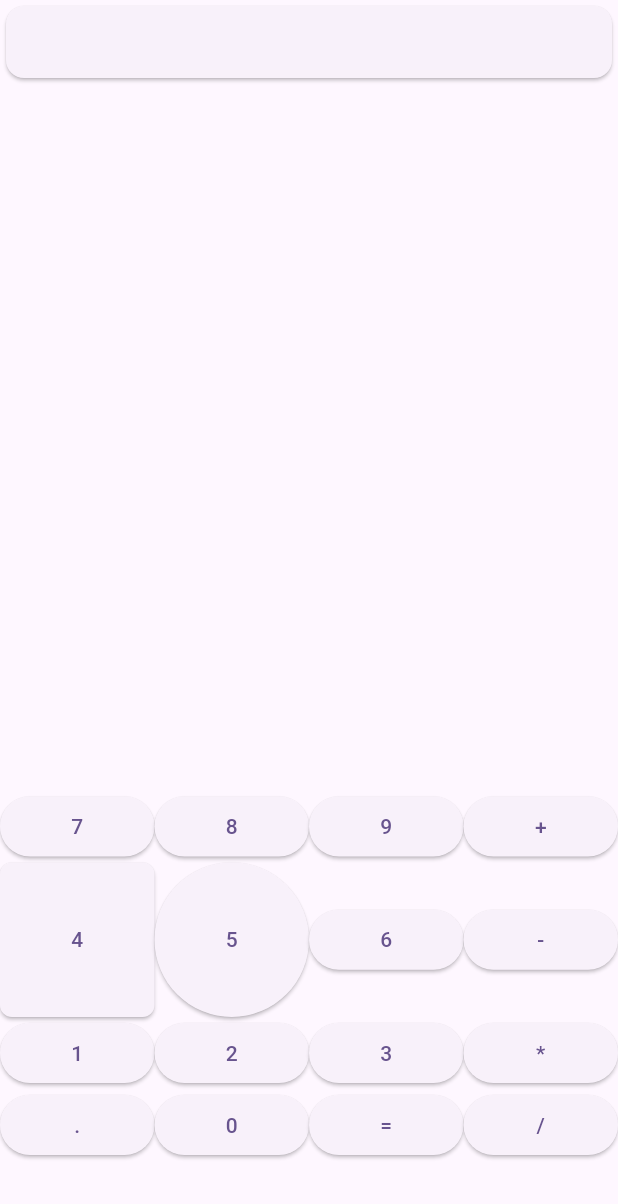
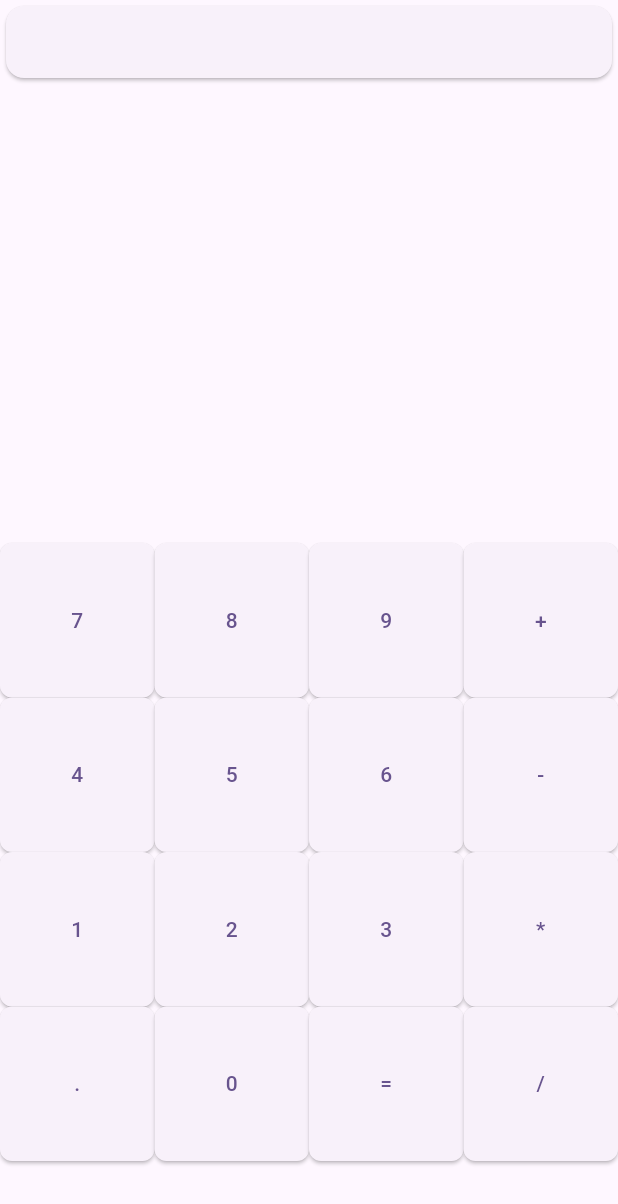
Before and after one commit to RaymundoSantorski/flutter_calculator, a Flutter app: the screen it shows after launch, on a phone screen of 412 x 824 dp. Shown: the top 1204 px of the screen. Run offline on Flutter 3.47's test engine with Material 3 defaults, Android fonts, the phone set to English and light mode, and no system bars.

Commit message:
ADD: button style and fixed logic

```diff
--- a/lib/main.dart
+++ b/lib/main.dart
@@ -1,3 +1,6 @@
+import 'package:calculator_practice/widgets/equal_button.dart';
+import 'package:calculator_practice/widgets/num_button.dart';
+import 'package:calculator_practice/widgets/op_button.dart';
 import 'package:flutter/material.dart';
 
 void main() {
@@ -49,7 +52,11 @@ class _MyHomePageState extends State<MyHomePage> {
       } else {
         int prevLevel = (ops.last == mult || ops.last == div) ? 2 : 1;
         if (prevLevel >= currLevel) {
-          double newValue = op(values.removeLast(), values.removeLast());
+          double newValue = ops.removeLast()(
+            values.removeLast(),
+            values.removeLast(),
+          );
+          ops.add(op);
           values.add(newValue);
         } else {
           ops.add(op);
@@ -57,6 +64,7 @@ class _MyHomePageState extends State<MyHomePage> {
       }
       _controller.text = '';
     });
+    print('----Operate----');
     print(values);
     print(ops);
   }
@@ -72,6 +80,7 @@ class _MyHomePageState extends State<MyHomePage> {
       }
       _controller.text = '${values.removeLast()}';
     });
+    print('-----Resolve------');
     print(values);
     print(ops);
   }
@@ -108,125 +117,34 @@ class _MyHomePageState extends State<MyHomePage> {
             Expanded(child: SizedBox()),
             Row(
               children: [
-                Expanded(
-                  child: ElevatedButton(
-                    onPressed: () => addValue('7'),
-                    child: Text('7'),
-                  ),
-                ),
-                Expanded(
-                  child: ElevatedButton(
-                    onPressed: () => addValue('8'),
-                    child: Text('8'),
-                  ),
-                ),
-                Expanded(
-                  child: ElevatedButton(
-                    onPressed: () => addValue('9'),
-                    child: Text('9'),
-                  ),
-                ),
-                Expanded(
-                  child: ElevatedButton(
-                    onPressed: () => operate(add),
-                    child: Text('+'),
-                  ),
-                ),
+                NumButton(onPressed: addValue, value: '7'),
+                NumButton(onPressed: addValue, value: '8'),
+                NumButton(onPressed: addValue, value: '9'),
+                OpButton(onPressed: operate, operation: add, label: '+'),
               ],
             ),
             Row(
               children: [
-                Expanded(
-                  child: AspectRatio(
-                    aspectRatio: 1,
-                    child: ElevatedButton(
-                      style: ButtonStyle(
-                        shape: WidgetStateProperty.all<RoundedRectangleBorder>(
-                          RoundedRectangleBorder(
-                            borderRadius: BorderRadius.circular(8),
-                          ),
-                        ),
-                      ),
-                      onPressed: () => addValue('4'),
-                      child: Text('4'),
-                    ),
-                  ),
-                ),
-                Expanded(
-                  child: AspectRatio(
-                    aspectRatio: 1,
-                    child: ElevatedButton(
-                      style: ButtonStyle(),
-                      onPressed: () => addValue('5'),
-                      child: Text('5'),
-                    ),
-                  ),
-                ),
-                Expanded(
-                  child: ElevatedButton(
-                    onPressed: () => addValue('6'),
-                    child: Text('6'),
-                  ),
-                ),
-                Expanded(
-                  child: ElevatedButton(
-                    onPressed: () => operate(sus),
-                    child: Text('-'),
-                  ),
-                ),
+                NumButton(onPressed: addValue, value: '4'),
+                NumButton(onPressed: addValue, value: '5'),
+                NumButton(onPressed: addValue, value: '6'),
+                OpButton(onPressed: operate, operation: sus, label: '-'),
               ],
             ),
             Row(
               children: [
-                Expanded(
-                  child: ElevatedButton(
-                    onPressed: () => addValue('1'),
-                    child: Text('1'),
-                  ),
-                ),
-                Expanded(
-                  child: ElevatedButton(
-                    onPressed: () => addValue('2'),
-                    child: Text('2'),
-                  ),
-                ),
-                Expanded(
-                  child: ElevatedButton(
-                    onPressed: () => addValue('3'),
-                    child: Text('3'),
-                  ),
-                ),
-                Expanded(
-                  child: ElevatedButton(
-                    onPressed: () => operate(mult),
-                    child: Text('*'),
-                  ),
-                ),
+                NumButton(onPressed: addValue, value: '1'),
+                NumButton(onPressed: addValue, value: '2'),
+                NumButton(onPressed: addValue, value: '3'),
+                OpButton(onPressed: operate, operation: mult, label: '*'),
               ],
             ),
             Row(
               children: [
-                Expanded(
-                  child: ElevatedButton(
-                    onPressed: () => addValue('.'),
-                    child: Text('.'),
-                  ),
-                ),
-                Expanded(
-                  child: ElevatedButton(
-                    onPressed: () => addValue('0'),
-                    child: Text('0'),
-                  ),
-                ),
-                Expanded(
-                  child: ElevatedButton(onPressed: resolve, child: Text('=')),
-                ),
-                Expanded(
-                  child: ElevatedButton(
-                    onPressed: () => operate(div),
-                    child: Text('/'),
-                  ),
-                ),
+                NumButton(onPressed: addValue, value: '.'),
+                NumButton(onPressed: addValue, value: '0'),
+                EqualButton(onPressed: resolve),
+                OpButton(onPressed: operate, operation: div, label: '/'),
               ],
             ),
             SizedBox(height: 50),
--- /dev/null
+++ b/lib/widgets/equal_button.dart
@@ -0,0 +1,24 @@
+import 'package:flutter/material.dart';
+
+class EqualButton extends StatelessWidget {
+  const EqualButton({super.key, required this.onPressed});
+  final void Function() onPressed;
+
+  @override
+  Widget build(BuildContext context) {
+    return Expanded(
+      child: AspectRatio(
+        aspectRatio: 1,
+        child: ElevatedButton(
+          style: ButtonStyle(
+            shape: WidgetStateProperty.all<RoundedRectangleBorder>(
+              RoundedRectangleBorder(borderRadius: BorderRadius.circular(8)),
+            ),
+          ),
+          onPressed: onPressed,
+          child: Text('='),
+        ),
+      ),
+    );
+  }
+}
--- /dev/null
+++ b/lib/widgets/num_button.dart
@@ -0,0 +1,27 @@
+import 'package:flutter/material.dart';
+
+class NumButton extends StatelessWidget {
+  const NumButton({super.key, required this.onPressed, required this.value});
+  final void Function(String) onPressed;
+  final String value;
+
+  @override
+  Widget build(BuildContext context) {
+    return Expanded(
+      child: AspectRatio(
+        aspectRatio: 1,
+        child: ElevatedButton(
+          style: ButtonStyle(
+            shape: WidgetStateProperty.all<RoundedRectangleBorder>(
+              RoundedRectangleBorder(borderRadius: BorderRadius.circular(8)),
+            ),
+          ),
+          onPressed: () {
+            onPressed(value);
+          },
+          child: Text(value),
+        ),
+      ),
+    );
+  }
+}
--- /dev/null
+++ b/lib/widgets/op_button.dart
@@ -0,0 +1,33 @@
+import 'package:flutter/material.dart';
+
+class OpButton extends StatelessWidget {
+  const OpButton({
+    super.key,
+    required this.onPressed,
+    required this.operation,
+    required this.label,
+  });
+  final void Function(double Function(double, double)) onPressed;
+  final double Function(double, double) operation;
+  final String label;
+
+  @override
+  Widget build(BuildContext context) {
+    return Expanded(
+      child: AspectRatio(
+        aspectRatio: 1,
+        child: ElevatedButton(
+          style: ButtonStyle(
+            shape: WidgetStateProperty.all<RoundedRectangleBorder>(
+              RoundedRectangleBorder(borderRadius: BorderRadius.circular(8)),
+            ),
+          ),
+          onPressed: () {
+            onPressed(operation);
+          },
+          child: Text(label),
+        ),
+      ),
+    );
+  }
+}
```
